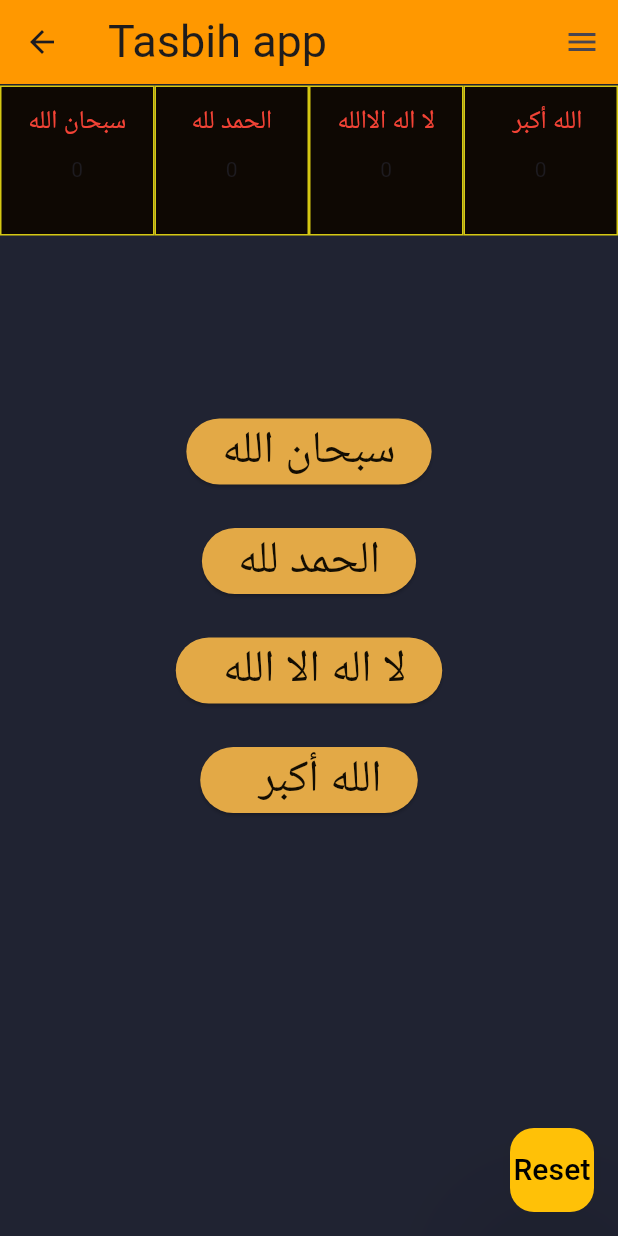
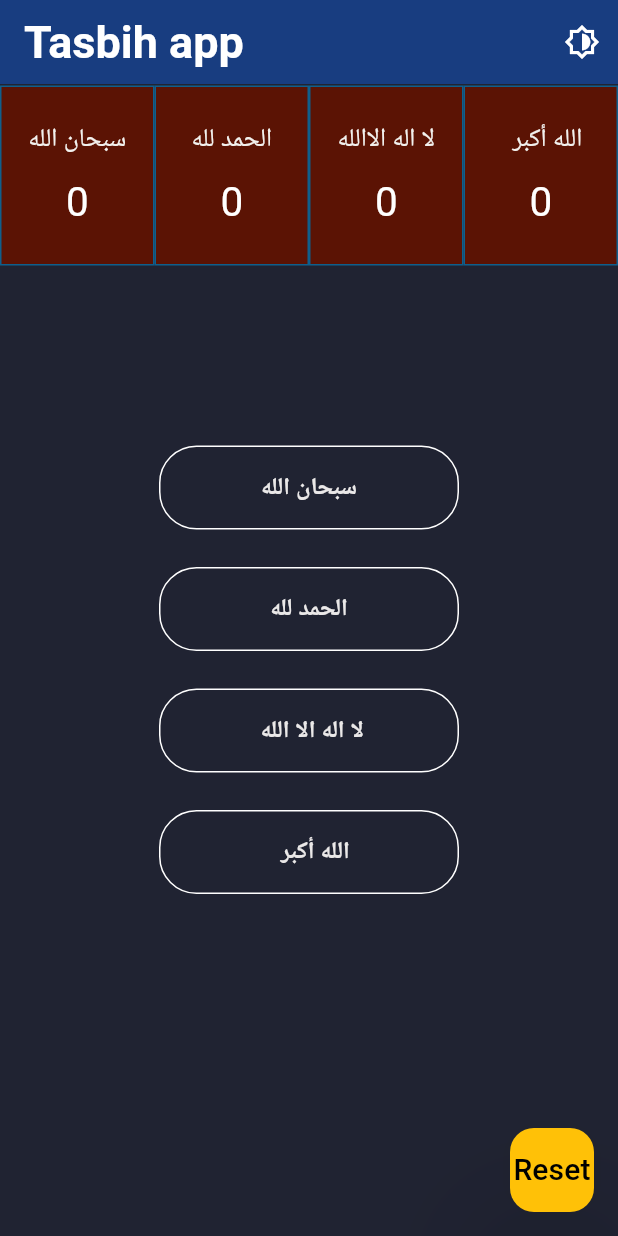
Before and after one commit to MohamedAliShaltoot/Tasbih-application, a Flutter app: the screen it shows after launch, on a phone screen of 412 x 824 dp. Run offline on Flutter 3.47's test engine with Material 3 defaults, Android fonts, the light colour scheme and no system bars; drawn by our look-alikes of animated_flip_counter, shimmer; our stand-ins replace awesome_dialog.

Commit message:
UI changes

```diff
--- a/tasbish app/lib/customWidgets/custom_text_widget.dart
+++ b/tasbish app/lib/customWidgets/custom_text_widget.dart
@@ -1,5 +1,5 @@
 import 'package:flutter/material.dart';
-import 'package:shimmer/shimmer.dart';
+
 
 class CustomTextWidget extends StatelessWidget {
   const CustomTextWidget({
@@ -11,7 +11,16 @@ class CustomTextWidget extends StatelessWidget {
   final double? fontsize;
   @override
   Widget build(BuildContext context) {
-    return Shimmer.fromColors(
+    return Text(
+      label,
+      style: TextStyle(color: const Color.fromARGB(255, 242, 241, 238), fontSize: fontsize),
+      textAlign: TextAlign.center,
+    );
+  }
+}
+
+/*
+Shimmer.fromColors(
       baseColor: Colors.red,
     highlightColor: Colors.yellow,
       child: Text(
@@ -20,5 +29,5 @@ class CustomTextWidget extends StatelessWidget {
         textAlign: TextAlign.center,
       ),
     );
-  }
-}
+
+*/
--- a/tasbish app/lib/customWidgets/expanded_countainer.dart
+++ b/tasbish app/lib/customWidgets/expanded_countainer.dart
@@ -1,6 +1,7 @@
 import 'package:animated_flip_counter/animated_flip_counter.dart';
 import 'package:flutter/material.dart';
 import 'package:flutter_application_1/customWidgets/custom_text_widget.dart';
+
 
 // ignore: non_constant_identifier_names
 
@@ -9,14 +10,16 @@ Expanded ExpandedCountainerWidget(String textLabel, int counter) {
   return Expanded(
     flex: 2,
     child: Container(
+
       padding: const EdgeInsets.symmetric(horizontal: 10, vertical: 10),
       decoration: BoxDecoration(
-        border: Border.all(color: const Color.fromARGB(255, 213, 200, 19)),
-        color: const Color.fromARGB(255, 14, 8, 3),
+        border: Border.all(color: const Color.fromARGB(255, 16, 95, 140)),
+        color: const Color.fromARGB(255, 91, 19, 4),
       ),
       width: 20,
-      height: 100,
+      height: 120,
       child: Column(
+        mainAxisAlignment: MainAxisAlignment.center,
         children: [
           CustomTextWidget(label: textLabel),
           const SizedBox(
@@ -24,6 +27,7 @@ Expanded ExpandedCountainerWidget(String textLabel, int counter) {
           ),
 
            AnimatedFlipCounter(
+           textStyle: const TextStyle(fontSize: 27),
             value: counter,
             duration: const Duration(seconds: 1),
             curve: Curves.linear,
--- /dev/null
+++ b/tasbish app/lib/customWidgets/outlined_primary_button.dart
@@ -0,0 +1,43 @@
+
+
+import 'package:flutter/material.dart';
+
+
+
+class OutlinedPrimaryButton extends StatelessWidget {
+  final String? buttonName;
+  final Color? buttonBorderColor;
+  final double? width, height;
+  final double? borderButtonRadius;
+  final Color? textButtonColor;
+  final VoidCallback? onPressed;
+  final double? fontSize;
+
+  const OutlinedPrimaryButton(
+      {super.key,
+       this.buttonName,
+       this.buttonBorderColor,
+       this.width,
+       this.height,
+       this.borderButtonRadius,
+       this.textButtonColor, this.onPressed, this.fontSize});
+
+  @override
+  Widget build(BuildContext context) {
+    return OutlinedButton(
+        style: OutlinedButton.styleFrom(
+
+          shape: RoundedRectangleBorder(
+            borderRadius: BorderRadius.circular(borderButtonRadius ?? 8),
+            side: BorderSide(color:buttonBorderColor!,width: 2),
+          ),
+          fixedSize: Size(width ?? 200, height ?? 56),
+        ),
+        onPressed:onPressed,
+        child: Text(
+          buttonName ?? " ",
+          style: TextStyle(color: textButtonColor ,fontSize: fontSize ?? 16,fontWeight: FontWeight.bold),
+        ),
+        );
+  }
+}
--- a/tasbish app/lib/home_screen.dart
+++ b/tasbish app/lib/home_screen.dart
@@ -4,12 +4,13 @@ import 'package:awesome_dialog/awesome_dialog.dart';
 import 'package:flutter/material.dart';
 import 'package:flutter_application_1/customWidgets/custom_button_text_widget.dart';
 import 'package:flutter_application_1/customWidgets/expanded_countainer.dart';
-//import 'package:flutter_application_1/show_dialog.dart';
-import 'package:flutter_application_1/show_snack_bar.dart';
-import 'package:shimmer/shimmer.dart';
+import 'package:flutter_application_1/customWidgets/outlined_primary_button.dart';
+
+
 
 class HomeScreen extends StatefulWidget {
-  const HomeScreen({super.key});
+  const HomeScreen({super.key, this.onToggle});
+  final Function? onToggle;
 
   @override
   State<HomeScreen> createState() => _HomeScreenState();
@@ -20,9 +21,6 @@ class _HomeScreenState extends State<HomeScreen> {
   int alhamd = 0;
   int laaaelaha = 0;
   int alla = 0;
-
-
-
 
   @override
   Widget build(BuildContext context) {
@@ -52,7 +50,7 @@ class _HomeScreenState extends State<HomeScreen> {
             fontsize: 20,
           )),
       appBar: AppBar(
-        backgroundColor: Colors.orange,
+        //backgroundColor: Colors.orange,
         title: InkWell(
           onTap: () {
             AwesomeDialog(
@@ -65,27 +63,23 @@ AwesomeDialog(
               btnOkOnPress: () {},
             ).show();
 
-
-
             //showAlertDialog(context); ----> add package instead of this
           },
-          child: Shimmer.fromColors(
-            period: const Duration(seconds: 4),
-             baseColor: const Color.fromARGB(255, 31, 28, 28),
-              highlightColor: const Color.fromARGB(255, 138, 124, 5),
           child: const Text(
             "Tasbih app",
-              style: TextStyle( fontSize: 30),
-            ),
+            style: TextStyle(fontSize: 30),
           ),
         ),
         actions: [
           IconButton(
             onPressed: () {
-              final snakBar = ShowSnackBar(context);
-              ScaffoldMessenger.of(context).showSnackBar(snakBar);
+              setState(() {
+                widget.onToggle!();
+              });
+              // final snakBar = ShowSnackBar(context);
+              // ScaffoldMessenger.of(context).showSnackBar(snakBar);
             },
-            icon: const Icon(Icons.menu),
+            icon: const Icon(Icons.brightness_6_outlined),
           )
         ],
       ),
@@ -100,7 +94,6 @@ AwesomeDialog(
               Row(
                 mainAxisAlignment: MainAxisAlignment.spaceEvenly,
                 children: [
-
                   ExpandedCountainerWidget("سبحان الله", sobhan),
                   ExpandedCountainerWidget("الحمد لله", alhamd),
                   ExpandedCountainerWidget("لا اله الاالله", laaaelaha),
@@ -111,77 +104,68 @@ AwesomeDialog(
                 height: 120,
               ),
 
-              ElevatedButton(
-                style: const ButtonStyle(
-                  backgroundColor: WidgetStatePropertyAll<Color>(
-                      Color.fromARGB(255, 227, 169, 70)),
-                ),
+              OutlinedPrimaryButton(
+                buttonName: "سبحان الله",
+                textButtonColor: const Color.fromARGB(255, 234, 232, 232),
+                buttonBorderColor: const Color(0xFFDB3022),
                 onPressed: () {
                   setState(() {});
                   sobhan++;
                 },
-                child: const CustomBottonTextWIdget(
-                  text: "سبحان الله",
-                  color: Color.fromARGB(255, 19, 13, 2),
-                  fontsize: 30,
-                ),
+                borderButtonRadius: 25,
               ),
 
               const SizedBox(
                 height: 25,
               ),
               // CustomElevatedButton(alhamd,"الحمد لله"),
-              ElevatedButton(
-                style: const ButtonStyle(
-                  backgroundColor: MaterialStatePropertyAll<Color>(
-                      Color.fromARGB(255, 227, 169, 70)),
-                ),
+
+              OutlinedPrimaryButton(
+                buttonName: "الحمد لله",
+                textButtonColor: const Color.fromARGB(255, 234, 232, 232),
+                buttonBorderColor: const Color(0xFFDB3022),
                 onPressed: () {
                   setState(() {});
                   alhamd++;
                 },
-                child: const CustomBottonTextWIdget(
-                  text: "الحمد لله",
-                  color: Color.fromARGB(255, 19, 13, 2),
-                  fontsize: 30,
+                borderButtonRadius: 25,
               ),
-              ),
+
               const SizedBox(
                 height: 25,
               ),
-              ElevatedButton(
-                style: const ButtonStyle(
-                  backgroundColor: MaterialStatePropertyAll<Color>(
-                      Color.fromARGB(255, 227, 169, 70)),
-                ),
+
+              OutlinedPrimaryButton(
+                buttonName: " لا اله الا الله",
+                textButtonColor: const Color.fromARGB(255, 234, 232, 232),
+                buttonBorderColor: const Color(0xFFDB3022),
                 onPressed: () {
                   setState(() {});
                   laaaelaha++;
                 },
-                child: const CustomBottonTextWIdget(
-                  text: " لا اله الا الله",
-                  color: Color.fromARGB(255, 19, 13, 2),
-                  fontsize: 30,
+                borderButtonRadius: 25,
               ),
-              ),
+
               const SizedBox(
                 height: 25,
               ),
-              ElevatedButton(
-                style: const ButtonStyle(
-                  backgroundColor: MaterialStatePropertyAll<Color>(
-                      Color.fromARGB(255, 227, 169, 70)),
-                ),
+
+              OutlinedPrimaryButton(
+                buttonName: "  الله أكبر",
+                textButtonColor: const Color.fromARGB(255, 234, 232, 232),
+                buttonBorderColor: const Color(0xFFDB3022),
                 onPressed: () {
                   setState(() {});
                   alla++;
                 },
-                child: const CustomBottonTextWIdget(
-                  text: "  الله أكبر",
-                  color: Color.fromARGB(255, 19, 13, 2),
-                  fontsize: 30,
+                borderButtonRadius: 25,
               ),
+
+              const SizedBox(
+                height: 25,
               ),
+
+
             ],
           ),
         ),
@@ -209,3 +193,105 @@ AwesomeDialog(
     );
   }
 }
+
+
+/*
+
+ Shimmer.fromColors(
+            period: const Duration(seconds: 4),
+             baseColor: const Color.fromARGB(255, 31, 28, 28),
+              highlightColor: const Color.fromARGB(255, 138, 124, 5),
+            child: const Text(
+              "Tasbih app",
+              style: TextStyle( fontSize: 30),
+            ),
+          ),
+
+
+
+===
+  ElevatedButton(
+                style: const ButtonStyle(
+                  backgroundColor: MaterialStatePropertyAll<Color>(
+                      Color.fromARGB(255, 227, 169, 70)),
+                ),
+                onPressed: () {
+                  setState(() {});
+                  alla++;
+                },
+                child: const CustomBottonTextWIdget(
+                  text: "  الله أكبر",
+                  color: Color.fromARGB(255, 19, 13, 2),
+                  fontsize: 30,
+                ),
+              ),
+
+
+
+ElevatedButton(
+                style: const ButtonStyle(
+                  backgroundColor: MaterialStatePropertyAll<Color>(
+                      Color.fromARGB(255, 227, 169, 70)),
+                ),
+                onPressed: () {
+                  setState(() {});
+                  laaaelaha++;
+                },
+                child: const CustomBottonTextWIdget(
+                  text: " لا اله الا الله",
+                  color: Color.fromARGB(255, 19, 13, 2),
+                  fontsize: 30,
+                ),
+              ),
+
+
+
+
+
+ ElevatedButton(
+                style: const ButtonStyle(
+                  backgroundColor: MaterialStatePropertyAll<Color>(
+                      Color.fromARGB(255, 227, 169, 70)),
+                ),
+                onPressed: () {
+                  setState(() {});
+                  alhamd++;
+                },
+                child: const CustomBottonTextWIdget(
+                  text: "الحمد لله",
+                  color: Color.fromARGB(255, 19, 13, 2),
+                  fontsize: 30,
+                ),
+              ),
+
+
+
+ ElevatedButton(
+                style: const ButtonStyle(
+                  backgroundColor: WidgetStatePropertyAll<Color>(
+                      Color.fromARGB(255, 227, 169, 70)),
+                ),
+                onPressed: () {
+                  setState(() {});
+                  sobhan++;
+                },
+                child: const CustomBottonTextWIdget(
+                  text: "سبحان الله",
+                  color: Color.fromARGB(255, 19, 13, 2),
+                  fontsize: 30,
+                ),
+              ),
+
+
+
+
+
+
+
+
+
+
+
+
+
+*/
--- a/tasbish app/lib/main.dart
+++ b/tasbish app/lib/main.dart
@@ -1,23 +1,42 @@
 import 'package:flutter/material.dart';
+import 'package:flutter_application_1/home_screen.dart';
 
-import 'package:flutter_application_1/provider.dart';
-import 'package:flutter_application_1/splash_screen.dart';
-import 'package:provider/provider.dart';
+
+//import 'package:flutter_application_1/splash_screen.dart';
+import 'package:flutter_application_1/theme/theme_data.dart';
+
 
 void main() {
-  runApp(ChangeNotifierProvider(
-      create: (BuildContext context) => IncrementCountersProvider(),
-      child: const TasbishApp()));
+  runApp(const TasbishApp());
 }
 
-class TasbishApp extends StatelessWidget {
+class TasbishApp extends StatefulWidget {
   const TasbishApp({super.key});
 
   @override
+  State<TasbishApp> createState() => _TasbishAppState();
+}
+
+class _TasbishAppState extends State<TasbishApp> {
+
+ThemeMode _themeMode = ThemeMode.dark;
+
+void _toggleTheme() {
+  setState(() {
+    _themeMode = _themeMode == ThemeMode.dark ? ThemeMode.light : ThemeMode.dark;
+  });
+}
+
+
+
+  @override
   Widget build(BuildContext context) {
-    return const MaterialApp(
+    return  MaterialApp(
+      darkTheme: AppTheme.darkTheme,
+      theme: AppTheme.lightTheme,
+      themeMode: _themeMode,
       debugShowCheckedModeBanner: false,
-      home: SplashScreen(),
+      home: HomeScreen( onToggle: _toggleTheme,),
     );
   }
 }
--- a/tasbish app/lib/splash_screen.dart
+++ b/tasbish app/lib/splash_screen.dart
@@ -47,7 +47,7 @@ class _SplashScreenState extends State<SplashScreen> with SingleTickerProviderSt
             SizedBox(
               width: 200,
               height: 200,
-              child:Image.asset("assets/images/images.png"),
+              child:Image.asset("tasbish app/assets/images/ic_sebha.png"),
 
 
               )
--- /dev/null
+++ b/tasbish app/lib/theme/theme_data.dart
@@ -0,0 +1,66 @@
+import 'package:flutter/material.dart';
+
+
+class AppTheme {
+  /// 🌞 **Light Theme**
+  static final ThemeData lightTheme = ThemeData(
+    primaryTextTheme: const TextTheme(
+      bodyMedium: TextStyle(color: Color.fromARGB(255, 229, 235, 227),),
+
+
+    ),
+
+    brightness: Brightness.light,
+    colorScheme: const ColorScheme.light(
+      primary: Color(0xFF6C63FF), // Beautiful Indigo
+      secondary: Color(0xFFFF8C00), // Orange Accent
+      //background: Color(0xFFF7F7F7), // Light Grey Background
+     // surface: Colors.white,
+     // onPrimary: Colors.white,
+      onSecondary: Colors.black,
+      //onBackground: Colors.black,
+      onSurface: Color.fromARGB(255, 12, 11, 26),
+    ),
+    appBarTheme: const AppBarTheme(
+      backgroundColor: Color.fromARGB(255, 12, 11, 26), // Same as primary
+      elevation: 0,
+      //iconTheme: IconThemeData(color: Colors.white),
+      titleTextStyle: TextStyle(
+        color: Colors.white,
+        fontSize: 22,
+        fontWeight: FontWeight.bold,
+      ),
+    ),
+    scaffoldBackgroundColor: const Color(0xFFF7F7F7),
+    //textTheme: _textTheme,
+  );
+
+  /// 🌙 **Dark Theme**
+  static final ThemeData darkTheme = ThemeData(
+    brightness: Brightness.dark,
+    colorScheme: const ColorScheme.dark(
+      primary: Color(0xFFBB86FC), // Soft Purple
+      secondary: Color(0xFFFFA726), // Warm Orange
+     // background: Color(0xFF121212), // True Black Background
+      surface: Color(0xFF1E1E1E), // Darker Surface
+      onPrimary: Colors.black,
+      onSecondary: Colors.black,
+      //onBackground: Colors.white,
+     // onSurface: Colors.white,
+    ),
+    appBarTheme: const AppBarTheme(
+      backgroundColor: Color.fromARGB(255, 10, 55, 117),
+      elevation: 3,
+     // iconTheme: IconThemeData(color: Colors.white),
+      titleTextStyle: TextStyle(
+        color: Colors.white,
+        fontSize: 22,
+        fontWeight: FontWeight.bold,
+      ),
+    ),
+    scaffoldBackgroundColor: const Color(0xFF121212),
+    //textTheme: _textTheme,
+  );
+
+
+}
--- a/tasbish app/pubspec.yaml
+++ b/tasbish app/pubspec.yaml
@@ -33,8 +33,12 @@ dependencies:
   animated_flip_counter: ^0.3.4
 
   provider: ^6.1.2
+  flutter_bloc: ^8.1.6
+
+
   flutter:
     sdk: flutter
+  equatable: ^2.0.7
 
 dev_dependencies:
 
```
Also changed, not shown: tasbish app/lib/customWidgets/primary_button_widget.dart (added, +45 -0 lines), tasbish app/lib/provider.dart (+41 -56 lines), assets/images/splash.png (renamed from assets/images/images.png), tasbish app/assets/images/ic_sebha.png (added), tasbish app/pubspec.lock, 2 other files. Lines whose indentation alone changed are shown as unchanged.
